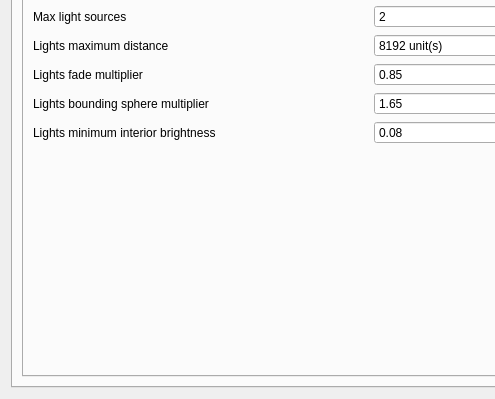
Before: the Qt Designer form apps/launcher/ui/settingspage.ui in sunhawken/openmw, drawn with Qt 5; both pictures show x 0 to 495 and y 104 to 503 of the 741 by 503 pixel window.
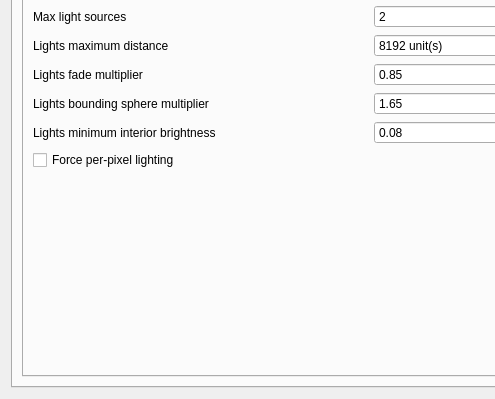
After: the same form once the commit is applied. The open tabs and pages were chosen to show the change.

Commit message: added force PPL checkbox

What changed in the file:
```diff
--- a/apps/launcher/ui/settingspage.ui
+++ b/apps/launcher/ui/settingspage.ui
@@ -1028,7 +1028,7 @@
                  </property>
                 </widget>
                </item>
-               <item row="8" column="1">
+               <item row="9" column="1">
                 <spacer name="verticalSpacer_10">
                  <property name="orientation">
                   <enum>Qt::Vertical</enum>
@@ -1103,6 +1103,16 @@
                  </property>
                 </widget>
                </item>
+               <item row="8" column="0">
+                <widget class="QCheckBox" name="forcePPLCheckBox">
+                 <property name="toolTip">
+                  <string>&lt;html&gt;&lt;head/&gt;&lt;body&gt;&lt;p&gt;If true, force per-pixel lighting.&lt;/p&gt;&lt;/body&gt;&lt;/html&gt;</string>
+                 </property>
+                 <property name="text">
+                  <string>Force per-pixel lighting</string>
+                 </property>
+                </widget>
+               </item>
                <item row="7" column="0">
                 <widget class="QLabel" name="lightsMinimumInteriorBrightnessLabel">
                  <property name="toolTip">
```
The commit also changes 1 other file.
